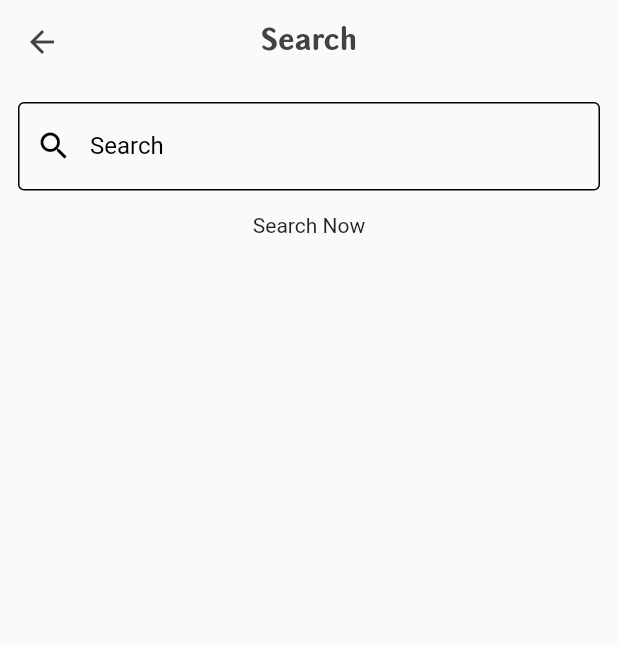
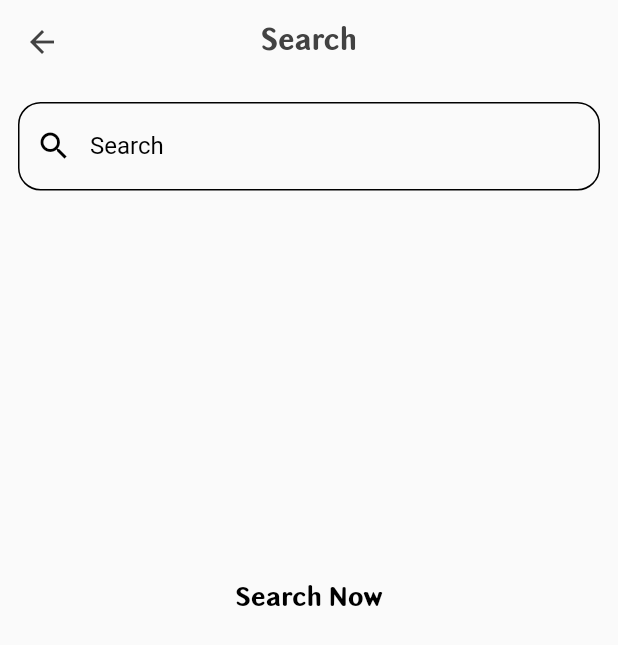
Before and after one commit to AhmedHamed-20/restaurant_project, a Flutter app: the LayoutScreen screen opened directly, after a tap on the "search" icon, on a phone screen of 412 x 824 dp. Shown: the top 645 px of the screen. Run offline on Flutter 3.47's test engine with Material 2 defaults, Android fonts, the phone set to English and light mode, and no system bars; our stand-ins replace bloc, dio, flutter_bloc, flutter_iconly, fluttertoast, shared_preferences and 1 more; accounts and stored records are empty; network calls fail; statements that could not run were skipped.

Commit message:
changeBottomNav ICON

```diff
--- a/lib/layouts/layout_screen.dart
+++ b/lib/layouts/layout_screen.dart
@@ -39,23 +39,33 @@ class LayoutScreen extends StatelessWidget {
               currentIndex: cubit.currentindex,
               items: [
                 BottomNavigationBarItem(
-                  icon: Icon(IconlyBroken.home),
+                  icon: cubit.currentindex == 0
+                      ? Icon(IconlyBold.home)
+                      : Icon(IconlyBroken.home),
                   label: 'Home',
                 ),
                 BottomNavigationBarItem(
-                  icon: Icon(IconlyBroken.category),
+                  icon: cubit.currentindex == 1
+                      ? Icon(IconlyBold.category)
+                      : Icon(IconlyBroken.category),
                   label: 'Categories',
                 ),
                 BottomNavigationBarItem(
-                  icon: Icon(IconlyBroken.buy),
+                  icon: cubit.currentindex == 2
+                      ? Icon(IconlyBold.buy)
+                      : Icon(IconlyBroken.buy),
                   label: 'Cart',
                 ),
                 BottomNavigationBarItem(
-                  icon: Icon(IconlyBroken.bag),
+                  icon: cubit.currentindex == 3
+                      ? Icon(IconlyBold.bag)
+                      : Icon(IconlyBroken.bag),
                   label: 'Orders',
                 ),
                 BottomNavigationBarItem(
-                  icon: Icon(IconlyBroken.heart),
+                  icon: cubit.currentindex == 4
+                      ? Icon(IconlyBold.heart)
+                      : Icon(IconlyBroken.heart),
                   label: 'Favorites',
                 ),
               ],
--- a/lib/models/bloc/cubits/cubit.dart
+++ b/lib/models/bloc/cubits/cubit.dart
@@ -34,18 +34,6 @@ class Appcubit extends Cubit<AppState> {
     });
   }
 
-  // getbyuseridandFavorite(String id, database) async {
-  //   await CartDataBaseFun.getdataFromDataBaseByIDandFavorite(
-  //           CartDataBaseFun.database, id, 1)
-  //       .then((value) {
-  //     EndPoints.FavoriteDataBase = value;
-  //     emit(DataGetSucces());
-  //     print(EndPoints.FavoriteDataBase);
-  //   }).catchError((onError) {
-  //     emit(DataGeterror());
-  //     print(onError);
-  //   });
-  // }
   insertIntoFavorite(String photourl, String recipeName, String price,
       String email, String slug, String userId, String recipeId) {
     FavoriteDataBaseFun.insertIntoDataBase(
@@ -207,7 +195,7 @@ class Appcubit extends Cubit<AppState> {
   ];
 
 //  searchinlist(String)
-  void changBottomnav(int index) {
+  changBottomnav(int index) {
     currentindex = index;
 
     emit(ChangebottomState());
--- a/lib/screens/login_screen.dart
+++ b/lib/screens/login_screen.dart
@@ -58,7 +58,7 @@ class LoginScreen extends StatelessWidget {
                               'Login',
                               style: TextStyle(
                                 fontSize: 34,
-                                fontFamily: 'Bakta',
+                                fontFamily: 'Batka',
                                 fontWeight: FontWeight.w900,
                               ),
                             ),
@@ -194,7 +194,7 @@ class LoginScreen extends StatelessWidget {
                                       style: TextStyle(
                                         color: Colors.white,
                                         fontSize: 18,
-                                        fontFamily: 'Bakta',
+                                        fontFamily: 'Batka',
                                         fontWeight: FontWeight.w900,
                                       ),
                                     ),
--- a/lib/screens/search_screen.dart
+++ b/lib/screens/search_screen.dart
@@ -33,9 +33,19 @@ class SearchScrean extends StatelessWidget {
           body: Column(
             children: [
               search(context),
+              SizedBox(
+                height: MediaQuery.of(context).size.height * 0.3,
+              ),
               cubit.searchMap == null
                   ? Center(
-                      child: Text('Search Now'),
+                      child: Text(
+                        'Search Now',
+                        style: TextStyle(
+                          color: Colors.black,
+                          fontSize: 18,
+                          fontFamily: 'Batka',
+                        ),
+                      ),
                     )
                   : Expanded(
                       child: ListView.builder(
--- a/lib/screens/sign_up_screen.dart
+++ b/lib/screens/sign_up_screen.dart
@@ -57,7 +57,7 @@ class SignUpScreen extends StatelessWidget {
                               'Sign Up',
                               style: TextStyle(
                                 fontSize: 34,
-                                fontFamily: 'Bakta',
+                                fontFamily: 'Batka',
                                 fontWeight: FontWeight.w900,
                               ),
                             ),
@@ -292,7 +292,7 @@ class SignUpScreen extends StatelessWidget {
                                       style: TextStyle(
                                         color: Colors.white,
                                         fontSize: 18,
-                                        fontFamily: 'Bakta',
+                                        fontFamily: 'Batka',
                                         fontWeight: FontWeight.w900,
                                       ),
                                     ),
--- a/lib/widgets/search.dart
+++ b/lib/widgets/search.dart
@@ -18,7 +18,13 @@ Widget search(context) {
         cubit.search(controller.text);
       },
       decoration: InputDecoration(
+        focusedBorder: OutlineInputBorder(
+            borderRadius: BorderRadius.circular(15),
+            borderSide: BorderSide(
+              color: Colors.orangeAccent,
+            )),
         enabledBorder: OutlineInputBorder(
+          borderRadius: BorderRadius.circular(15),
           borderSide: BorderSide(
             color: Colors.black,
           ),
@@ -30,10 +36,12 @@ Widget search(context) {
           color: Colors.black,
         ),
         border: OutlineInputBorder(
+            borderRadius: BorderRadius.circular(15),
             borderSide: BorderSide(
-          color: Colors.black,
-        )),
+              color: Colors.black,
+            )),
         disabledBorder: OutlineInputBorder(
+          borderRadius: BorderRadius.circular(15),
           borderSide: BorderSide(
             color: Colors.black,
           ),
```
Also changed, not shown: lib/screens/detailes_screen.dart (+4 -4 lines), lib/screens/user_account_screen.dart (+22 -6 lines).
